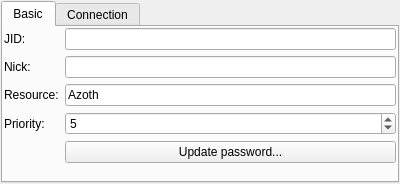
This is src/plugins/azoth/plugins/xoox/glooxaccountconfigurationwidget.ui in 0xd34df00d/leechcraft as Qt 5 draws it before an edit. The edited form follows.
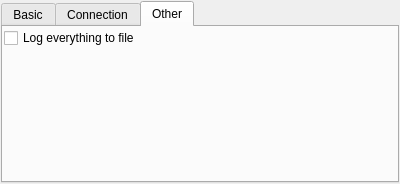
This is the edited form. The open tabs and pages were chosen to show the change.

Commit message: Azoth Xoox: configurator for optional logging.

```diff
--- a/src/plugins/azoth/plugins/xoox/glooxaccountconfigurationwidget.ui
+++ b/src/plugins/azoth/plugins/xoox/glooxaccountconfigurationwidget.ui
@@ -236,6 +236,36 @@
        </item>
       </layout>
      </widget>
+     <widget class="QWidget" name="tab_3">
+      <attribute name="title">
+       <string>Other</string>
+      </attribute>
+      <layout class="QVBoxLayout" name="verticalLayout_3">
+       <property name="margin">
+        <number>1</number>
+       </property>
+       <item>
+        <widget class="QCheckBox" name="FileLogCheckbox_">
+         <property name="text">
+          <string>Log everything to file</string>
+         </property>
+        </widget>
+       </item>
+       <item>
+        <spacer name="verticalSpacer">
+         <property name="orientation">
+          <enum>Qt::Vertical</enum>
+         </property>
+         <property name="sizeHint" stdset="0">
+          <size>
+           <width>20</width>
+           <height>40</height>
+          </size>
+         </property>
+        </spacer>
+       </item>
+      </layout>
+     </widget>
     </widget>
    </item>
   </layout>
```
The commit also changes 2 other files.
